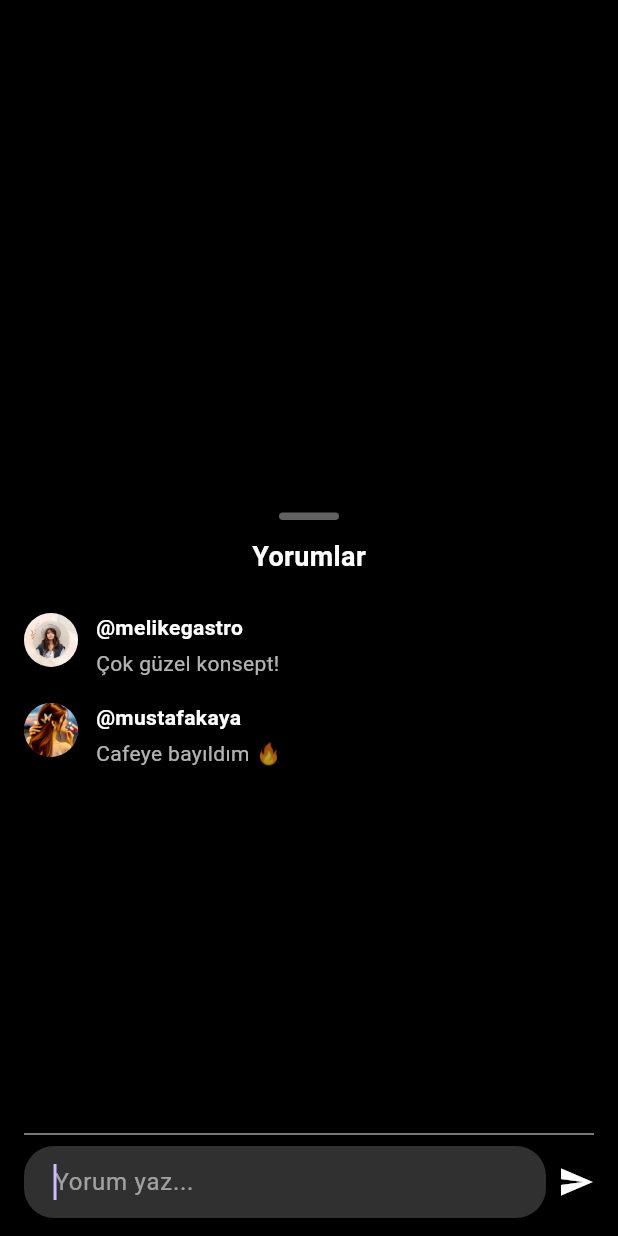
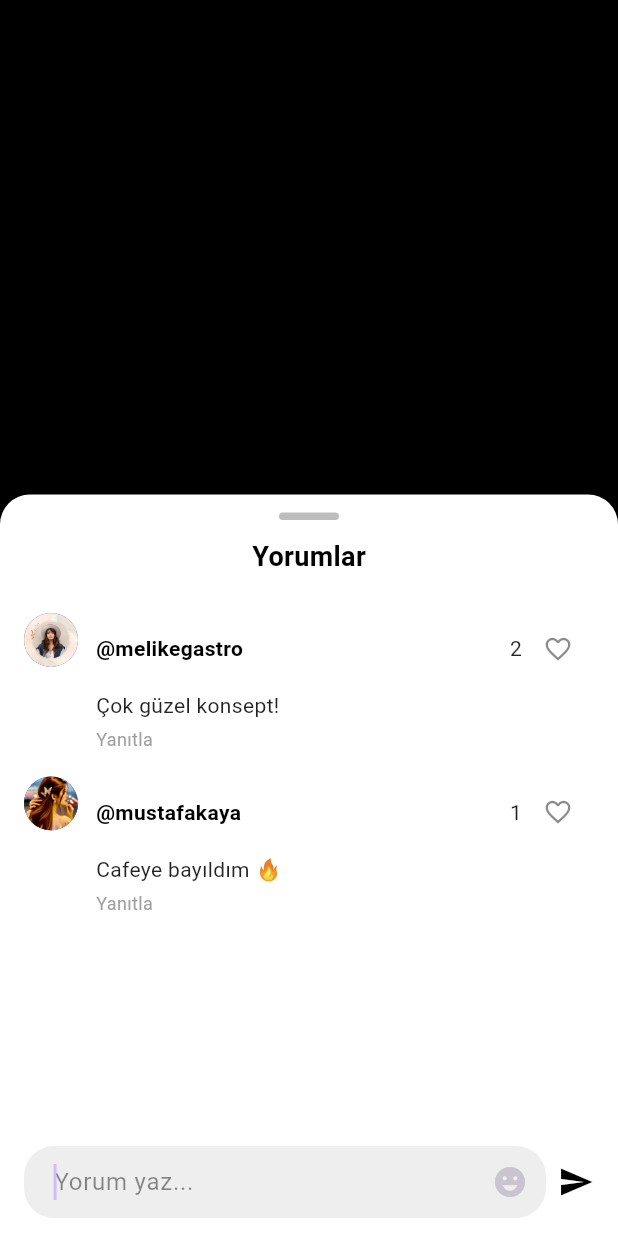
Before and after one commit to aslanyasar/bafiro, a Flutter app: the CommentBottomSheet widget shown alone on an empty page, opened directly, on a phone screen of 412 x 824 dp. Run offline on Flutter 3.47's test engine with Material 3 defaults, Android fonts, the phone set to English and light mode, and no system bars; our stand-ins replace video_player.

Commit message:
Yorum ekranı düzeltildi: beyaz zemin, beğeni ve yanıtla eklendi

```diff
--- a/Desktop/BafirokPrototype/bafirok/lib/screens/home/main_page.dart
+++ b/Desktop/BafirokPrototype/bafirok/lib/screens/home/main_page.dart
@@ -1,7 +1,6 @@
 import 'package:flutter/material.dart';
 import 'home_screen.dart';
 import '../explore/explore_screen.dart';
-
 
 class MainPage extends StatefulWidget {
   const MainPage({super.key});
--- a/Desktop/BafirokPrototype/bafirok/lib/widgets/comment_bottom_sheet.dart
+++ b/Desktop/BafirokPrototype/bafirok/lib/widgets/comment_bottom_sheet.dart
@@ -8,20 +8,25 @@ class CommentBottomSheet extends StatefulWidget {
 }
 
 class _CommentBottomSheetState extends State<CommentBottomSheet> {
-  final List<Map<String, String>> comments = [
+  final List<Map<String, dynamic>> comments = [
     {
       "user": "melikegastro",
       "comment": "Çok güzel konsept!",
       "avatar": "assets/images/user1.jpg",
+      "likes": 2,
+      "isLiked": false,
     },
     {
       "user": "mustafakaya",
       "comment": "Cafeye bayıldım 🔥",
       "avatar": "assets/images/user2.jpg",
+      "likes": 1,
+      "isLiked": false,
     },
   ];
 
   final TextEditingController _controller = TextEditingController();
+  int? replyToIndex;
 
   void _addComment() {
     final text = _controller.text.trim();
@@ -31,10 +36,24 @@ class _CommentBottomSheetState extends State<CommentBottomSheet> {
           "user": "sen.bro",
           "comment": text,
           "avatar": "assets/images/user1.jpg",
+          "likes": 0,
+          "isLiked": false,
         });
         _controller.clear();
+        replyToIndex = null;
       });
     }
+  }
+
+  void _toggleLike(int index) {
+    setState(() {
+      comments[index]['isLiked'] = !comments[index]['isLiked'];
+      if (comments[index]['isLiked']) {
+        comments[index]['likes']++;
+      } else {
+        comments[index]['likes']--;
+      }
+    });
   }
 
   @override
@@ -53,7 +72,7 @@ class _CommentBottomSheetState extends State<CommentBottomSheet> {
         return Container(
           padding: const EdgeInsets.symmetric(horizontal: 16, vertical: 12),
           decoration: const BoxDecoration(
-            color: Colors.black,
+            color: Colors.white,
             borderRadius: BorderRadius.vertical(top: Radius.circular(20)),
           ),
           child: Column(
@@ -62,7 +81,7 @@ class _CommentBottomSheetState extends State<CommentBottomSheet> {
                 width: 40,
                 height: 5,
                 decoration: BoxDecoration(
-                  color: Colors.grey[700],
+                  color: Colors.grey[400],
                   borderRadius: BorderRadius.circular(8),
                 ),
               ),
@@ -70,7 +89,7 @@ class _CommentBottomSheetState extends State<CommentBottomSheet> {
               const Text(
                 "Yorumlar",
                 style: TextStyle(
-                  color: Colors.white,
+                  color: Colors.black,
                   fontSize: 18,
                   fontWeight: FontWeight.bold,
                 ),
@@ -96,17 +115,52 @@ class _CommentBottomSheetState extends State<CommentBottomSheet> {
                             child: Column(
                               crossAxisAlignment: CrossAxisAlignment.start,
                               children: [
-                                Text(
-                                  "@${comment["user"]}",
-                                  style: const TextStyle(
-                                    color: Colors.white,
-                                    fontWeight: FontWeight.bold,
-                                  ),
+                                Row(
+                                  mainAxisAlignment: MainAxisAlignment.spaceBetween,
+                                  children: [
+                                    Text(
+                                      "@${comment["user"]}",
+                                      style: const TextStyle(
+                                        color: Colors.black,
+                                        fontWeight: FontWeight.bold,
+                                      ),
+                                    ),
+                                    Row(
+                                      children: [
+                                        Text(
+                                          "${comment['likes']}",
+                                          style: const TextStyle(color: Colors.black87),
+                                        ),
+                                        IconButton(
+                                          icon: Icon(
+                                            comment['isLiked']
+                                                ? Icons.favorite
+                                                : Icons.favorite_border,
+                                            color: comment['isLiked'] ? Colors.red : Colors.black45,
+                                            size: 20,
+                                          ),
+                                          onPressed: () => _toggleLike(index),
+                                        ),
+                                      ],
+                                    ),
+                                  ],
                                 ),
                                 const SizedBox(height: 4),
                                 Text(
                                   comment["comment"] ?? "",
-                                  style: const TextStyle(color: Colors.white70),
+                                  style: const TextStyle(color: Colors.black87),
+                                ),
+                                const SizedBox(height: 4),
+                                GestureDetector(
+                                  onTap: () {
+                                    setState(() {
+                                      replyToIndex = index;
+                                    });
+                                  },
+                                  child: const Text(
+                                    "Yanıtla",
+                                    style: TextStyle(color: Colors.grey, fontSize: 12),
+                                  ),
                                 ),
                               ],
                             ),
@@ -117,24 +171,35 @@ class _CommentBottomSheetState extends State<CommentBottomSheet> {
                   },
                 ),
               ),
-              const Divider(color: Colors.grey),
+              if (replyToIndex != null)
+                Align(
+                  alignment: Alignment.centerLeft,
+                  child: Padding(
+                    padding: const EdgeInsets.only(bottom: 8),
+                    child: Text(
+                      "@${comments[replyToIndex!]['user']} kullanıcısına yanıt yazılıyor...",
+                      style: const TextStyle(color: Colors.black54, fontSize: 12),
+                    ),
+                  ),
+                ),
               Row(
                 children: [
                   Expanded(
                     child: TextField(
                       controller: _controller,
                       autofocus: true,
-                      style: const TextStyle(color: Colors.white),
+                      style: const TextStyle(color: Colors.black),
                       decoration: InputDecoration(
                         hintText: "Yorum yaz...",
-                        hintStyle: const TextStyle(color: Colors.white54),
+                        hintStyle: const TextStyle(color: Colors.black45),
                         filled: true,
-                        fillColor: Colors.grey[850],
+                        fillColor: Colors.grey[200],
                         border: OutlineInputBorder(
                           borderRadius: BorderRadius.circular(20),
                           borderSide: BorderSide.none,
                         ),
                         contentPadding: const EdgeInsets.symmetric(horizontal: 16, vertical: 12),
+                        suffixIcon: const Icon(Icons.emoji_emotions),
                       ),
                       onSubmitted: (_) => _addComment(),
                     ),
@@ -142,7 +207,7 @@ class _CommentBottomSheetState extends State<CommentBottomSheet> {
                   const SizedBox(width: 8),
                   GestureDetector(
                     onTap: _addComment,
-                    child: const Icon(Icons.send, color: Colors.white),
+                    child: const Icon(Icons.send, color: Colors.black),
                   ),
                 ],
               ),
```
Also changed, not shown: Desktop/BafirokPrototype/bafirok/lib/screens/home/home_screen.dart (+53 -114 lines).
